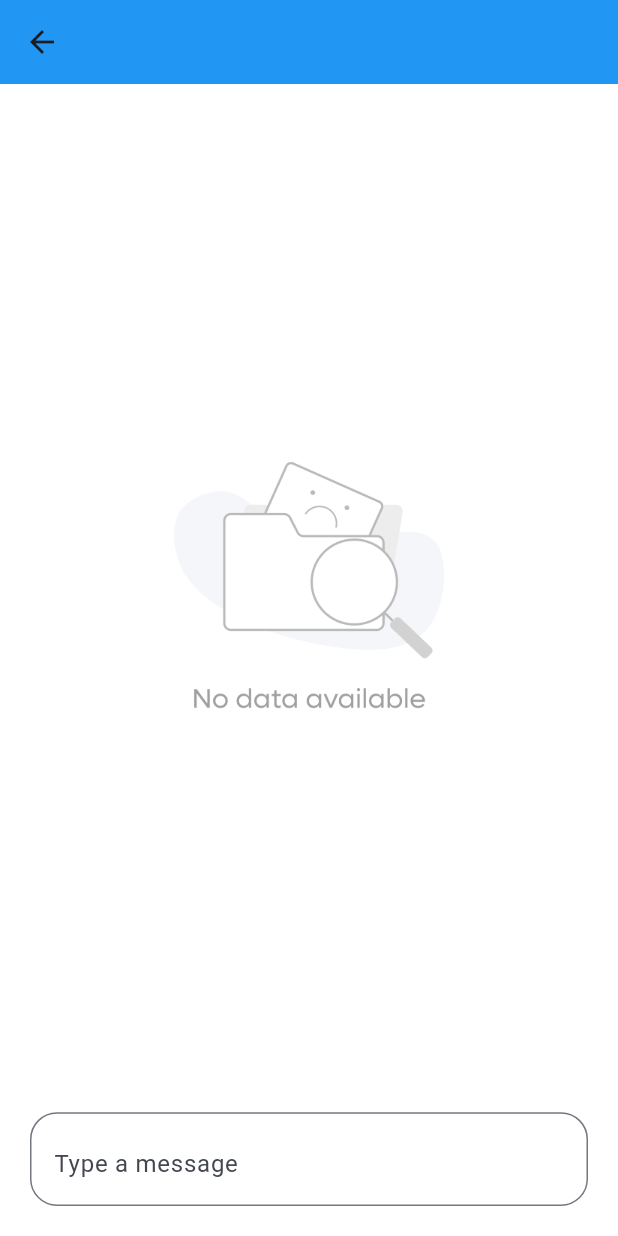
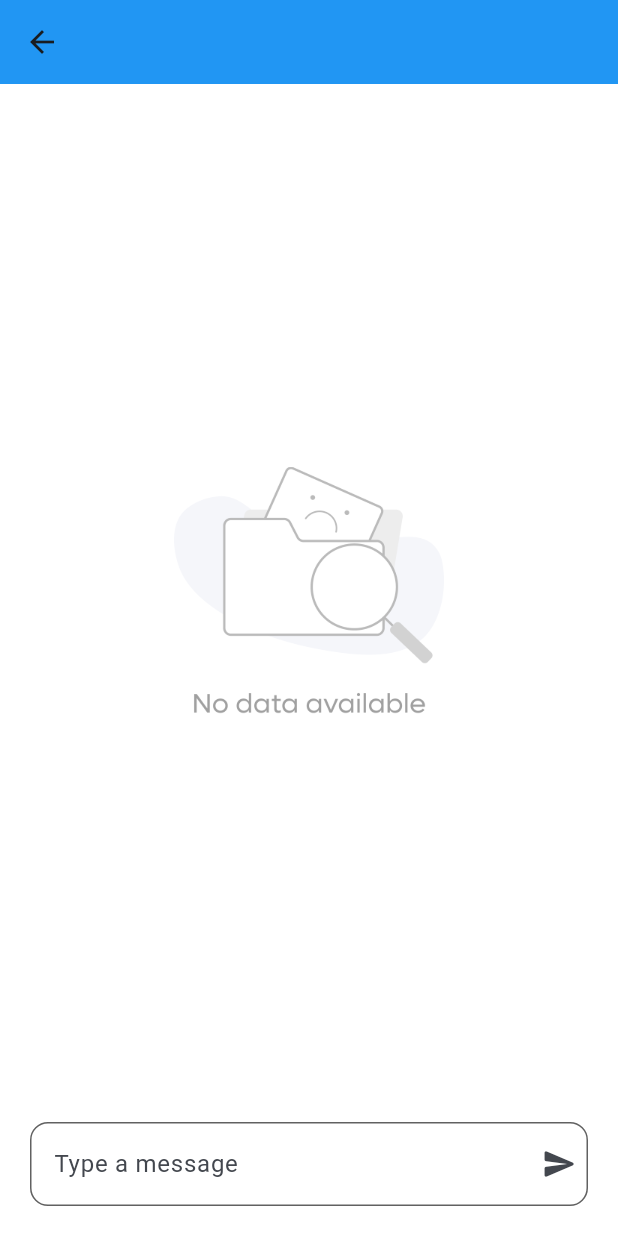
Before and after one commit to harshil-kmphitech/chat_demo, a Flutter app: the ConversationScreen screen opened directly, on a phone screen of 412 x 824 dp. Run offline on Flutter 3.47's test engine with Material 3 defaults, Android fonts, the phone set to English and light mode, and no system bars; our stand-ins replace cached_network_image, cookie_jar, dio, dio_cookie_manager, flutter_easyloading, fluttertoast and 8 more; missing offline and left inert: dio_smart_retry; accounts and stored records are empty; generated files the repository leaves out were written again; network calls fail.

Commit message:
update updateChatList event functionality

```diff
--- a/lib/global/app_config.dart
+++ b/lib/global/app_config.dart
@@ -5,7 +5,7 @@ Utils utils = Utils();
 class AppConfig {
   AppConfig._();
 
-  static const String baseUrl = 'https://hexanetwork.in:3035/api/';
+  static const String baseUrl = 'https://7hglmg7p-3030.inc1.devtunnels.ms/api/';
   // static const String socketBaseUrl = 'https://hexanetwork.in:3035';
   static const String socketBaseUrl = 'https://7hglmg7p-3030.inc1.devtunnels.ms/';
   static const int timeoutDuration = 10000;
--- a/lib/ui/chat/conversation_screen.dart
+++ b/lib/ui/chat/conversation_screen.dart
@@ -17,7 +17,7 @@ class ConversationScreen extends GetView<ChatController> {
         appBar: AppBar(
           title: Text(
             controller.otherUser.value.chatDetails?.name ?? '',
-            style: TextStyle(
+            style: const TextStyle(
               color: Colors.white,
               fontWeight: FontWeight.bold,
             ),
@@ -146,10 +146,18 @@ class ConversationScreen extends GetView<ChatController> {
                           decoration: InputDecoration(
                             hintText: 'Type a message',
                             border: OutlineInputBorder(
-                              borderRadius: BorderRadius.circular(18),
-                              borderSide: BorderSide(color: Colors.grey),
+                              borderRadius: BorderRadius.circular(12),
+                              borderSide: BorderSide(color: Colors.grey.shade700),
                             ),
-                            suffix: GestureDetector(
+                            enabledBorder: OutlineInputBorder(
+                              borderRadius: BorderRadius.circular(12),
+                              borderSide: BorderSide(color: Colors.grey.shade700),
+                            ),
+                            focusedBorder: OutlineInputBorder(
+                              borderRadius: BorderRadius.circular(12),
+                              borderSide: BorderSide(color: Colors.grey.shade700),
+                            ),
+                            suffixIcon: GestureDetector(
                               onTap: () => controller.sendMessage(),
                               child: Icon(Icons.send_rounded).paddingOnly(left: 10),
                             ),
```
Also changed, not shown: lib/controllers/auth_controller.dart (+5 -5 lines), lib/controllers/chat_controller.dart (+33 -29 lines), lib/helpers/utils.dart (+9 -8 lines), lib/ui/auth/login_screen.dart (+15 -5 lines), lib/ui/chat/chat_users_screen.dart (+23 -18 lines), lib/services/auth/auth_service.g.dart, lib/services/refreshToken/refresh_token_service.g.dart, lib/services/subscription/subscription_service.g.dart, 1 other file.
